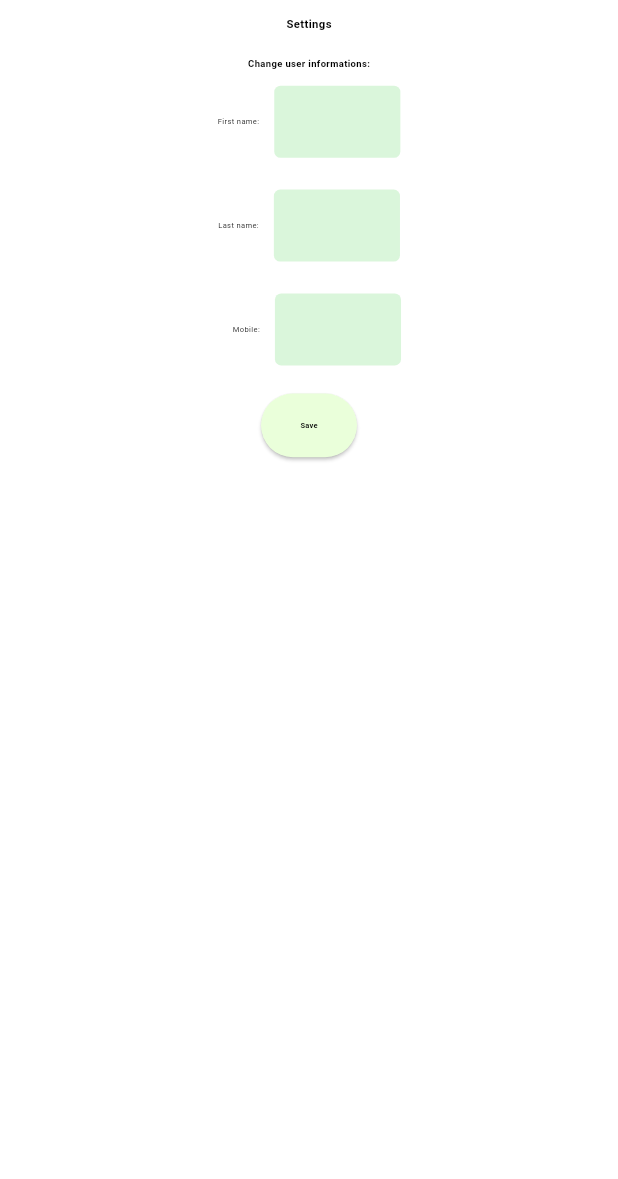
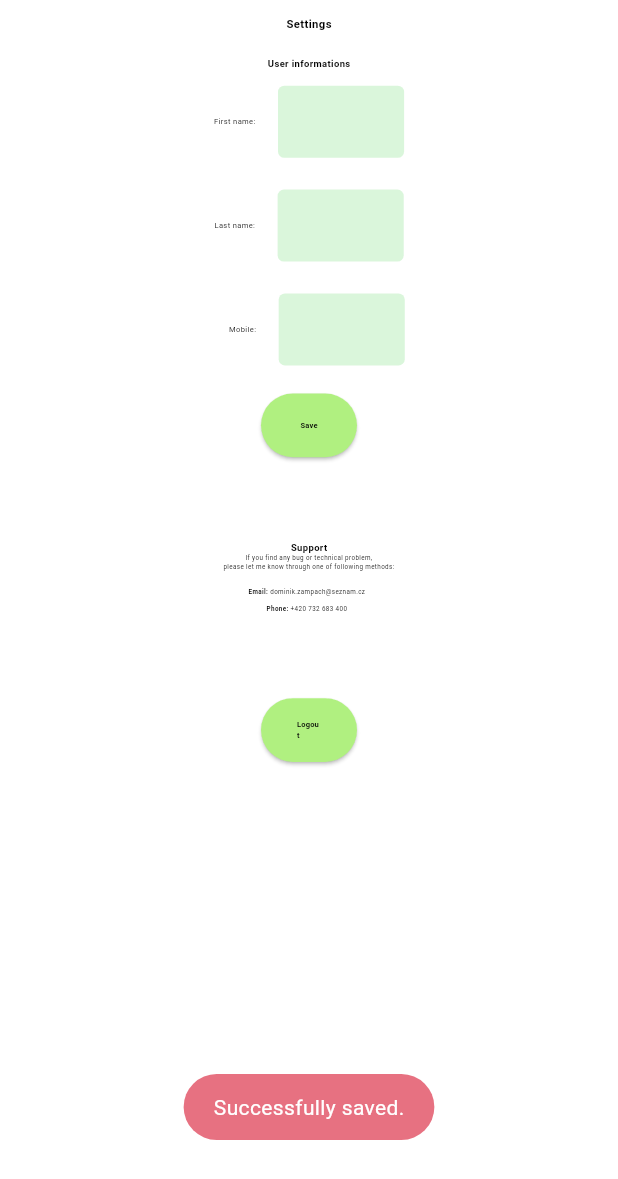
Before and after one commit to DominikZampach/MaturitniPrace-RezervacniSystem, a Flutter app: the SettingsBody widget shown alone on an empty page, opened directly with empty values, after a tap on "Save", on a phone screen of 412 x 824 dp. Shown: the top 1179 px of the screen. Run offline on Flutter 3.47's test engine with Material 3 defaults, Android fonts, the phone set to English and light mode, and no system bars; our stand-ins replace cached_network_image, carousel_slider, cloud_firestore, firebase_auth, firebase_core, flutter_map and 4 more; missing offline and left inert: multiselect; accounts and stored records are empty.

Commit message:
working logout and settings page

```diff
--- a/lib/services/auth_service.dart
+++ b/lib/services/auth_service.dart
@@ -126,7 +126,7 @@ class AuthService {
   }
   */
 
-  Future<void> signOut(BuildContext context) async {
+  Future<void> logout(BuildContext context) async {
     await _firebaseAuth.signOut();
 
     if (context.mounted) {
--- a/lib/views/users/bodies/settings_body.dart
+++ b/lib/views/users/bodies/settings_body.dart
@@ -1,6 +1,10 @@
 import 'package:flutter/material.dart';
 import 'package:flutter_screenutil/flutter_screenutil.dart';
+import 'package:rezervacni_system_maturita/logic/showToast.dart';
+import 'package:rezervacni_system_maturita/models/consts.dart';
 import 'package:rezervacni_system_maturita/models/uzivatel.dart';
+import 'package:rezervacni_system_maturita/services/auth_service.dart';
+import 'package:rezervacni_system_maturita/services/database_service.dart';
 import 'package:rezervacni_system_maturita/widgets/informations_textbox.dart';
 
 class SettingsBody extends StatefulWidget {
@@ -57,7 +61,7 @@ class _SettingsBodyState extends State<SettingsBody> {
               ),
               SizedBox(height: 15.h),
               Text(
-                "Change user informations:",
+                "User informations",
                 style: TextStyle(
                   fontSize: h2FontSize,
                   fontWeight: FontWeight.bold,
@@ -69,7 +73,7 @@ class _SettingsBodyState extends State<SettingsBody> {
                 horizontalPadding: 0,
                 textInFront: "First name:",
                 controller: _firstNameController,
-                spacingGap: 10,
+                spacingGap: 15,
                 fontSize: normalTextFontSize,
                 textBoxWidth: 200.w,
               ),
@@ -79,7 +83,7 @@ class _SettingsBodyState extends State<SettingsBody> {
                 horizontalPadding: 0,
                 textInFront: "Last name:",
                 controller: _lastNameController,
-                spacingGap: 10,
+                spacingGap: 15,
                 fontSize: normalTextFontSize,
                 textBoxWidth: 200.w,
               ),
@@ -89,17 +93,35 @@ class _SettingsBodyState extends State<SettingsBody> {
                 horizontalPadding: 0,
                 textInFront: "       Mobile:",
                 controller: _mobileController,
-                spacingGap: 10,
+                spacingGap: 15,
                 fontSize: normalTextFontSize,
                 textBoxWidth: 200.w,
               ),
               SizedBox(height: 5.h),
               ElevatedButton(
-                onPressed: () {
-                  //TODO
+                onPressed: () async {
+                  if (_firstNameController.text.isNotEmpty &&
+                      _firstNameController.text != widget.uzivatel.jmeno) {
+                    widget.uzivatel.jmeno = _firstNameController.text;
+                  }
+
+                  if (_lastNameController.text.isNotEmpty &&
+                      _lastNameController.text != widget.uzivatel.prijmeni) {
+                    widget.uzivatel.prijmeni = _lastNameController.text;
+                  }
+
+                  if (_mobileController.text.isNotEmpty &&
+                      _mobileController.text != widget.uzivatel.telefon) {
+                    widget.uzivatel.telefon = _mobileController.text;
+                  }
+
+                  ToastClass.showToastSnackbar(message: "Successfully saved.");
+                  widget.onChanged(widget.uzivatel);
+                  await DatabaseService().updateUzivatel(widget.uzivatel);
                 },
                 style: ButtonStyle(
                   fixedSize: WidgetStatePropertyAll(Size(80.w, 40.h)),
+                  backgroundColor: WidgetStatePropertyAll(Consts.secondary),
                 ),
                 child: Text(
                   "Save",
@@ -110,6 +132,65 @@ class _SettingsBodyState extends State<SettingsBody> {
                   ),
                 ),
               ),
+              SizedBox(height: 50.h),
+              Text(
+                "Support",
+                style: TextStyle(
+                  fontSize: h2FontSize,
+                  fontWeight: FontWeight.bold,
+                ),
+              ),
+              Text(
+                "If you find any bug or technical problem,\nplease let me know through one of following methods:",
+                style: TextStyle(fontSize: smallerTextFontSize),
+                maxLines: 3,
+                textAlign: TextAlign.center,
+              ),
+              SizedBox(height: 10.h),
+              SelectableText.rich(
+                style: TextStyle(fontSize: smallerTextFontSize),
+                TextSpan(
+                  children: [
+                    TextSpan(
+                      text: "Email: ",
+                      style: TextStyle(fontWeight: FontWeight.bold),
+                    ),
+                    TextSpan(text: "dominik.zampach@seznam.cz"),
+                  ],
+                ),
+              ),
+              SizedBox(height: 5.h),
+              SelectableText.rich(
+                style: TextStyle(fontSize: smallerTextFontSize),
+                TextSpan(
+                  children: [
+                    TextSpan(
+                      text: "Phone: ",
+                      style: TextStyle(fontWeight: FontWeight.bold),
+                    ),
+                    TextSpan(text: "+420 732 683 400"),
+                  ],
+                ),
+              ),
+              SizedBox(height: 50.h),
+              ElevatedButton(
+                onPressed: () async {
+                  //? Logout
+                  await AuthService().logout(context);
+                },
+                style: ButtonStyle(
+                  fixedSize: WidgetStatePropertyAll(Size(80.w, 40.h)),
+                  backgroundColor: WidgetStatePropertyAll(Consts.secondary),
+                ),
+                child: Text(
+                  "Logout",
+                  style: TextStyle(
+                    fontSize: normalTextFontSize,
+                    fontWeight: FontWeight.bold,
+                    color: Colors.black,
+                  ),
+                ),
+              ),
             ],
           ),
         ),
```
